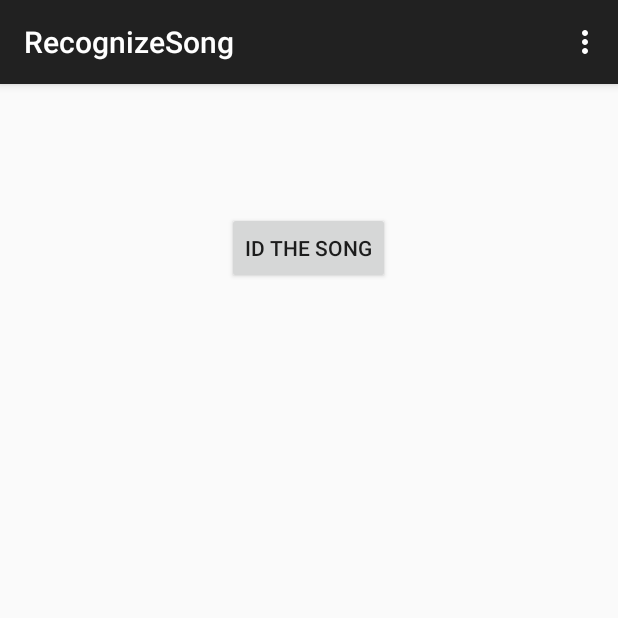
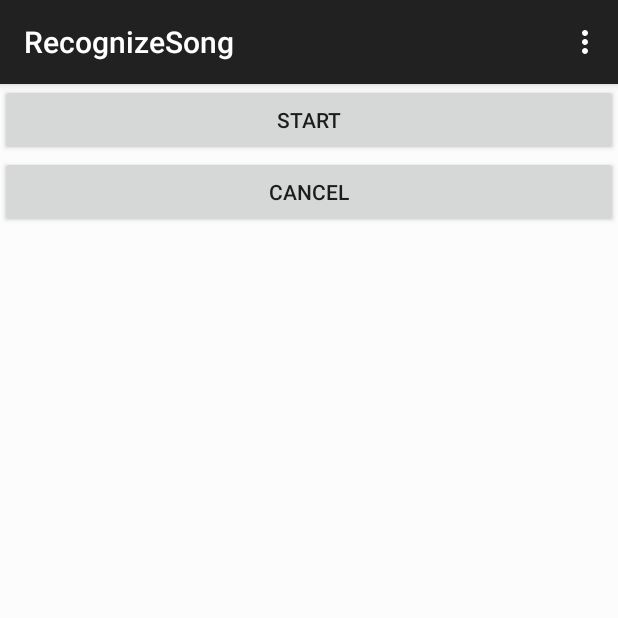
Before and after one commit to sammoh94/Add-that-Song, an Android app: the RecognizeSong screen opened directly, with no data from a screen before it, on a phone screen of 412 x 824 dp, the top half of it. Run offline under Robolectric (Android 15) with nearby library versions, the phone set to English and light mode, and no system bars.

Commit message:
ACRCloud SDK implemented. Songname is displayed if it is recognized.

```diff
--- a/app/build.gradle
+++ b/app/build.gradle
@@ -32,4 +32,5 @@ dependencies {
     compile 'com.squareup.retrofit:retrofit:1.9.0'
     compile 'com.squareup.okhttp:okhttp:2.2.0'
     compile 'com.android.support:appcompat-v7:22.2.0'
+    compile files('libs/acrcloud-android-sdk-1.1.0.jar')
 }
--- a/app/src/main/java/android/fun/musiq/RecognizeSong.java
+++ b/app/src/main/java/android/fun/musiq/RecognizeSong.java
@@ -1,23 +1,111 @@
 package android.fun.musiq;
 
+import android.os.Environment;
 import android.support.v7.app.ActionBarActivity;
 import android.os.Bundle;
+import android.util.Log;
 import android.view.Menu;
 import android.view.MenuItem;
+import android.view.View;
 import android.widget.Button;
+import android.widget.TextView;
+import android.widget.Toast;
+
+import com.acrcloud.rec.sdk.ACRCloudClient;
+import com.acrcloud.rec.sdk.ACRCloudConfig;
+import com.acrcloud.rec.sdk.IACRCloudListener;
+
+import org.json.JSONArray;
+import org.json.JSONException;
+import org.json.JSONObject;
+
+import java.io.File;
 
 
-public class RecognizeSong extends ActionBarActivity {
-    Button activateRecognition;
+public class RecognizeSong extends ActionBarActivity implements IACRCloudListener {
+    private ACRCloudClient mClient;
+
+    private TextView mVolume, mResult, tv_time;
+
+    private boolean mProcessing = false;
+    private boolean initState = false;
 
     @Override
     protected void onCreate(Bundle savedInstanceState) {
         super.onCreate(savedInstanceState);
         setContentView(R.layout.activity_recognize_song);
 
-        activateRecognition = (Button) findViewById(R.id.reconSong);
+        String path = Environment.getExternalStorageDirectory().toString()
+                + "/acrcloud/model";
+
+        File file = new File(path);
+        if(!file.exists()){
+            file.mkdirs();
+        }
+
+        mVolume = (TextView) findViewById(R.id.volume);
+        mResult = (TextView) findViewById(R.id.result);
+        tv_time = (TextView) findViewById(R.id.time);
+
+        Button startBtn = (Button) findViewById(R.id.start);
+        Button cancelBtn = (Button) findViewById(R.id.cancel);
+
+        startBtn.setOnClickListener(new View.OnClickListener() {
+
+            @Override
+            public void onClick(View arg0) {
+                start();
+            }
+        });
+
+        cancelBtn.setOnClickListener(new View.OnClickListener() {
+            @Override
+            public void onClick(View v) {
+                cancel();
+            }
+        });
+
     }
 
+    public void start() {
+        mVolume.setText("");
+        mResult.setText("");
+        if(!this.initState) {
+            ACRCloudConfig mConfig = new ACRCloudConfig();
+
+            mConfig.acrcloudListener = this;
+            mConfig.context = this;
+            mConfig.host = "ap-southeast-1.api.acrcloud.com";
+            mConfig.accessKey = "6a0296d0e6d98782693393599b38b6cb";
+            mConfig.accessSecret = "eSU07iIpCnL2NC9jDgCv8mjBFmVKSaaGDigzKUML";
+
+
+            mConfig.reqMode = ACRCloudConfig.ACRCloudRecMode.REC_MODE_REMOTE;
+            this.mClient = new ACRCloudClient();
+            this.initState = this.mClient.initWithConfig(mConfig);
+            if (!this.initState) {
+                Toast.makeText(this, "init error", Toast.LENGTH_SHORT).show();
+                return;
+            }
+        }
+
+        if (!mProcessing) {
+            mProcessing = true;
+            if (!this.mClient.startRecognize()) {
+                mProcessing = false;
+                mResult.setText("start error!");
+            }
+        }
+    }
+
+    protected void cancel() {
+        //if (mProcessing) {
+        this.mClient.stop();
+        tv_time.setText("");
+        mResult.setText("");
+        //}
+        mProcessing = false;
+    }
 
     @Override
     public boolean onCreateOptionsMenu(Menu menu) {
@@ -40,4 +128,42 @@ public class RecognizeSong extends ActionBarActivity {
 
         return super.onOptionsItemSelected(item);
     }
+
+    @Override
+    public void onResult(String result) {
+        try {
+            JSONObject parsedResult = new JSONObject(result);
+            JSONObject status = parsedResult.getJSONObject("status");
+            JSONObject metadata = parsedResult.getJSONObject("metadata");
+            JSONArray music = metadata.getJSONArray("music");
+            JSONObject songInfo = (JSONObject) music.get(0);
+            if (status.get("msg").equals("Success")) {
+                mResult.setText(songInfo.get("title").toString());
+                mProcessing = false;
+
+                if (this.mClient != null) {
+                    this.mClient.stop();
+                    mProcessing = false;
+                }
+            }
+
+        } catch (JSONException e) {
+            e.printStackTrace();
+        }
+    }
+
+    @Override
+    protected void onDestroy() {
+        super.onDestroy();
+        Log.e("MainActivity", "release");
+        if (this.mClient != null) {
+            this.mClient.release();
+            this.mClient = null;
+        }
+    }
+
+    @Override
+    public void onVolumeChanged(double volume) {
+        mVolume.setText("volume: " + volume);
+    }
 }
--- a/app/src/main/res/layout/activity_recognize_song.xml
+++ b/app/src/main/res/layout/activity_recognize_song.xml
@@ -1,17 +1,50 @@
-<RelativeLayout xmlns:android="http://schemas.android.com/apk/res/android"
-    xmlns:tools="http://schemas.android.com/tools" android:layout_width="match_parent"
-    android:layout_height="match_parent" android:paddingLeft="@dimen/activity_horizontal_margin"
-    android:paddingRight="@dimen/activity_horizontal_margin"
-    android:paddingTop="@dimen/activity_vertical_margin"
-    android:paddingBottom="@dimen/activity_vertical_margin"
-    tools:context="android.fun.musiq.RecognizeSong">
+<?xml version="1.0" encoding="utf-8"?>
+<LinearLayout xmlns:android="http://schemas.android.com/apk/res/android"
+    android:layout_width="match_parent"
+    android:layout_height="match_parent"
+    android:background="#fcfcfc"
+    android:orientation="vertical" >
 
-    <Button
-        android:layout_width="wrap_content"
-        android:layout_height="wrap_content"
-        android:id="@+id/reconSong"
-        android:layout_alignParentTop="true"
-        android:layout_centerHorizontal="true"
-        android:layout_marginTop="69dp"
-        android:text="ID the song" />
-</RelativeLayout>
+    <ScrollView
+        android:layout_width="fill_parent"
+        android:layout_height="wrap_content" >
+
+        <LinearLayout
+            android:layout_width="fill_parent"
+            android:layout_height="wrap_content"
+            android:orientation="vertical" >
+
+            <Button
+                android:id="@+id/start"
+                android:layout_width="fill_parent"
+                android:layout_height="wrap_content"
+                android:text="@string/startSong" />
+
+            <Button
+                android:id="@+id/cancel"
+                android:layout_width="fill_parent"
+                android:layout_height="wrap_content"
+                android:text="@string/cancelSong" />
+
+            <TextView
+                android:id="@+id/volume"
+                android:layout_width="fill_parent"
+                android:layout_height="wrap_content"
+                android:textColor="#000000" />
+
+            <TextView
+                android:id="@+id/result"
+                android:layout_width="fill_parent"
+                android:layout_height="wrap_content"
+                android:textColor="#000000" />
+
+            <TextView
+                android:id="@+id/time"
+                android:layout_width="fill_parent"
+                android:layout_height="wrap_content"
+                android:textColor="#000000" />
+
+        </LinearLayout>
+    </ScrollView>
+
+</LinearLayout>
--- a/app/src/main/res/values/strings.xml
+++ b/app/src/main/res/values/strings.xml
@@ -6,4 +6,6 @@
     <string name="logout">Logout</string>
     <string name="login">Login</string>
     <string name="title_activity_recognize_song">RecognizeSong</string>
+    <string name="startSong">Start</string>
+    <string name="cancelSong">Cancel</string>
 </resources>
```
Also changed, not shown: app/src/main/AndroidManifest.xml (+7 -0 lines), app/libs/acrcloud-android-sdk-1.1.0.jar (added), 3 other files.
